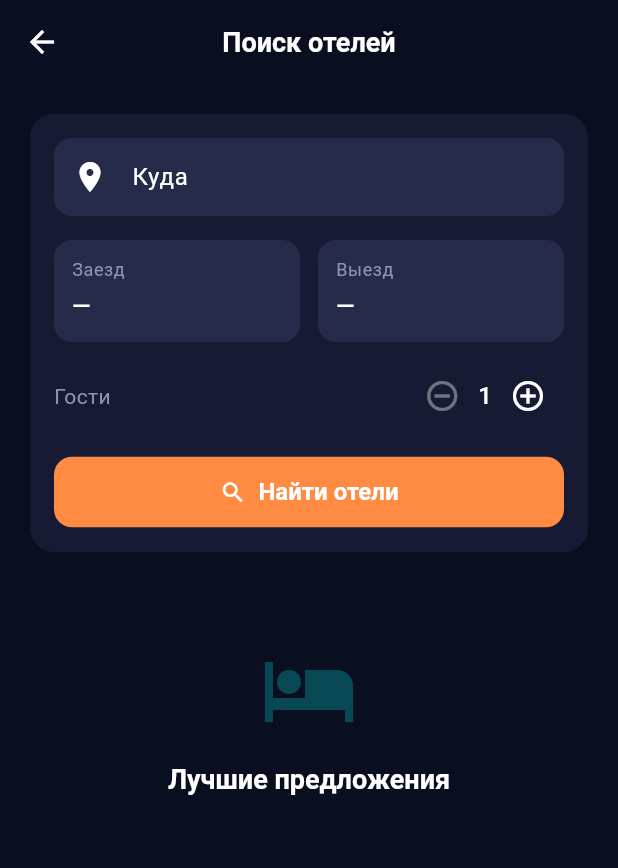
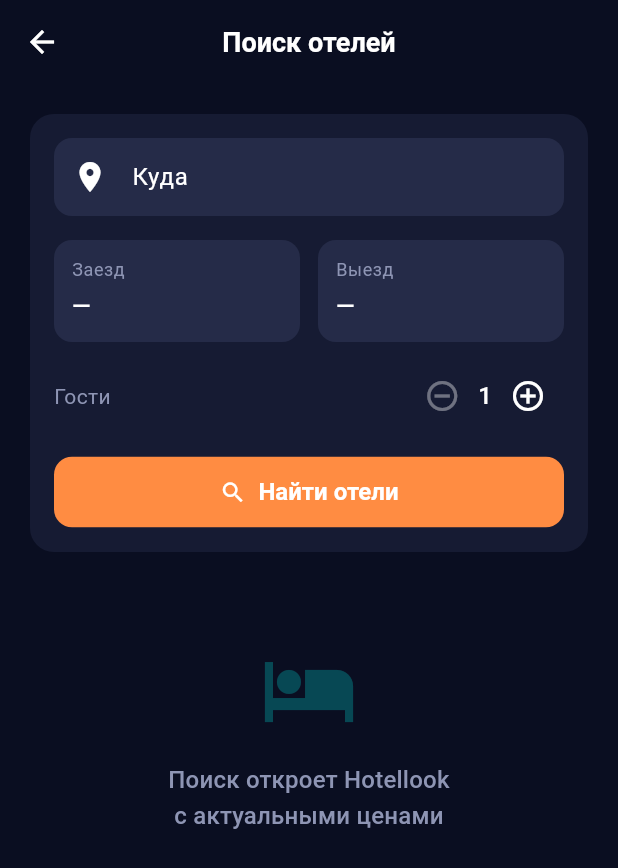
Before and after one commit to Zubcoder/Lets-Go-Travel, a Flutter app: the HotelsScreen screen opened directly, on a phone screen of 412 x 824 dp. Shown: the top 868 px of the screen. Run offline on Flutter 3.47's test engine with Material 3 defaults, Android fonts, the phone set to English and light mode, and no system bars; our stand-ins replace flutter_markdown, shared_preferences; accounts and stored records are empty; network calls fail.

Commit message:
fix: app bugs — remove консьерж, fix search (open Aviasales/Hotellook directly)
- Remove 'travel-консьерж' → 'Ваш умный помощник'
- Flights: open Aviasales in browser with IATA codes resolved from Russian city names
- Hotels: open Hotellook in browser (API was broken/404)
- Add city→IATA mapping to backend for API compatibility
- Update bot URL to @LetiUmno_bot
- Add marker constant for affiliate links

Co-Authored-By: Devin AI <158243242+devin-ai-integration[bot]@users.noreply.github.com>

```diff
--- a/lib/screens/ai_planner_screen.dart
+++ b/lib/screens/ai_planner_screen.dart
@@ -107,7 +107,7 @@ class _AiPlannerScreenState extends State<AiPlannerScreen> {
               children: [
                 Text('ЛетиУмно AI',
                     style: TextStyle(fontSize: 16, fontWeight: FontWeight.bold)),
-                Text('Ваш travel-консьерж',
+                Text('Ваш умный помощник',
                     style: TextStyle(fontSize: 11, color: AppColors.accent)),
               ],
             ),
--- a/lib/screens/hotels_screen.dart
+++ b/lib/screens/hotels_screen.dart
@@ -1,9 +1,7 @@
 import 'package:flutter/material.dart';
-import 'package:provider/provider.dart';
+import 'package:url_launcher/url_launcher.dart';
 import '../l10n/app_localizations.dart';
-import '../providers/search_provider.dart';
 import '../utils/constants.dart';
-import '../widgets/hotel_card.dart';
 
 class HotelsScreen extends StatefulWidget {
   const HotelsScreen({super.key});
@@ -17,6 +15,16 @@ class _HotelsScreenState extends State<HotelsScreen> {
   DateTime? _checkIn;
   DateTime? _checkOut;
   int _guests = 1;
+
+  static const _cityEn = <String, String>{
+    'москва': 'Moscow', 'сочи': 'Sochi', 'санкт-петербург': 'Saint-Petersburg',
+    'казань': 'Kazan', 'калининград': 'Kaliningrad', 'анталья': 'Antalya',
+    'анталия': 'Antalya', 'стамбул': 'Istanbul', 'дубай': 'Dubai',
+    'тбилиси': 'Tbilisi', 'париж': 'Paris', 'рим': 'Rome',
+    'барселона': 'Barcelona', 'прага': 'Prague', 'бали': 'Bali',
+    'пхукет': 'Phuket', 'хургада': 'Hurghada', 'ереван': 'Yerevan',
+    'баку': 'Baku', 'бангкок': 'Bangkok', 'минводы': 'Mineralnye-Vody',
+  };
 
   @override
   void dispose() {
@@ -46,14 +54,17 @@ class _HotelsScreenState extends State<HotelsScreen> {
     if (_locationController.text.isEmpty) return;
     if (_checkIn == null || _checkOut == null) return;
 
-    context.read<SearchProvider>().searchHotels(
-          location: _locationController.text.trim(),
-          checkIn:
-              '${_checkIn!.year}-${_checkIn!.month.toString().padLeft(2, '0')}-${_checkIn!.day.toString().padLeft(2, '0')}',
-          checkOut:
-              '${_checkOut!.year}-${_checkOut!.month.toString().padLeft(2, '0')}-${_checkOut!.day.toString().padLeft(2, '0')}',
-          guests: _guests,
-        );
+    final city = _locationController.text.trim();
+    final cityEn = _cityEn[city.toLowerCase()] ?? city;
+    final checkIn = '${_checkIn!.year}-${_checkIn!.month.toString().padLeft(2, '0')}-${_checkIn!.day.toString().padLeft(2, '0')}';
+    final checkOut = '${_checkOut!.year}-${_checkOut!.month.toString().padLeft(2, '0')}-${_checkOut!.day.toString().padLeft(2, '0')}';
+
+    final url = 'https://search.hotellook.com/hotels'
+        '?destination=${Uri.encodeComponent(cityEn)}'
+        '&checkIn=$checkIn&checkOut=$checkOut'
+        '&adults=$_guests&marker=${AppConstants.marker}';
+
+    launchUrl(Uri.parse(url), mode: LaunchMode.externalApplication);
   }
 
   String _formatDate(DateTime? date) {
@@ -145,34 +156,7 @@ class _HotelsScreenState extends State<HotelsScreen> {
               ),
             ),
             const SizedBox(height: 24),
-            Consumer<SearchProvider>(
-              builder: (context, provider, _) {
-                if (provider.isLoading) {
-                  return const Center(
-                    child: Padding(
-                      padding: EdgeInsets.all(32),
-                      child: CircularProgressIndicator(),
-                    ),
-                  );
-                }
-                if (provider.error != null) {
-                  return Center(
-                    child: Padding(
-                      padding: const EdgeInsets.all(32),
-                      child: Column(
-                        children: [
-                          Icon(Icons.error_outline,
-                              size: 48, color: AppColors.error),
-                          const SizedBox(height: 8),
-                          Text(l10n.error,
-                              style: theme.textTheme.titleMedium),
-                        ],
-                      ),
-                    ),
-                  );
-                }
-                if (provider.hotels.isEmpty) {
-                  return Padding(
+            Padding(
               padding: const EdgeInsets.all(32),
               child: Center(
                 child: Column(
@@ -181,22 +165,13 @@ class _HotelsScreenState extends State<HotelsScreen> {
                         size: 64,
                         color: AppColors.accent.withValues(alpha: 0.3)),
                     const SizedBox(height: 16),
-                          Text(l10n.bestDeals,
-                              style: theme.textTheme.titleLarge),
+                    Text('Поиск откроет Hotellook\nс актуальными ценами',
+                        textAlign: TextAlign.center,
+                        style: theme.textTheme.titleMedium?.copyWith(
+                            color: AppColors.textSecondary)),
                   ],
                 ),
               ),
-                  );
-                }
-                return Column(
-                  crossAxisAlignment: CrossAxisAlignment.start,
-                  children: [
-                    Text(l10n.bestDeals, style: theme.textTheme.titleLarge),
-                    const SizedBox(height: 12),
-                    ...provider.hotels.map((h) => HotelCard(hotel: h)),
-                  ],
-                );
-              },
             ),
           ],
         ),
--- a/lib/utils/constants.dart
+++ b/lib/utils/constants.dart
@@ -33,6 +33,7 @@ class AppConstants {
   static const String searchDatePrefKey = 'search_date';
 
   static const String baseUrl = 'https://letiumno-api.fly.dev';
+  static const String marker = '746125';
 
   // Affiliate partner URLs (Travelpayouts marker will be appended)
   static const String aviasalesUrl = 'https://www.aviasales.ru';
@@ -43,5 +44,5 @@ class AppConstants {
   static const String chereahapaUrl = 'https://cherehapa.ru';
   static const String yesimUrl = 'https://www.yesim.app';
   static const String kiwitaxiUrl = 'https://kiwitaxi.com';
-  static const String telegramBotUrl = 'https://t.me/Lets_Go_Travel_bot';
+  static const String telegramBotUrl = 'https://t.me/LetiUmno_bot';
 }
```
Also changed, not shown: lib/l10n/app_localizations.dart (+5 -5 lines), lib/screens/flights_screen.dart (+38 -68 lines), 2 other files. Lines whose indentation alone changed are shown as unchanged.
